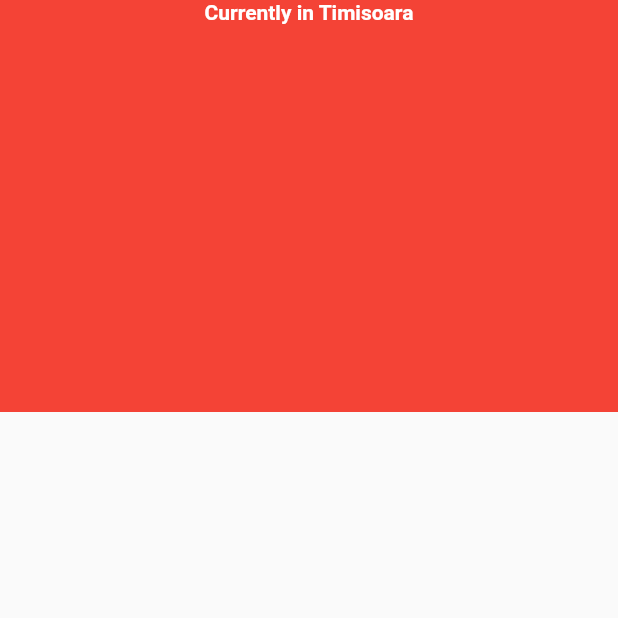
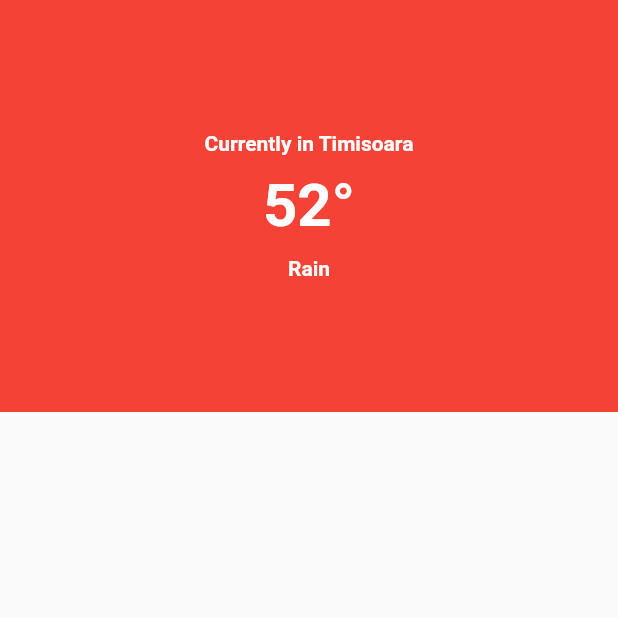
Before and after one commit to cosmin-oros/Flutter-Dart-Projects, a Flutter app: the screen it shows after launch, on a phone screen of 412 x 824 dp, the top half of it. Run offline on Flutter 3.47's test engine with Material 2 defaults, Android fonts, the phone set to English and light mode, and no system bars.

Commit message:
weather app update

```diff
--- a/weatherapp/lib/main.dart
+++ b/weatherapp/lib/main.dart
@@ -1,4 +1,7 @@
 import 'package:flutter/material.dart';
+// import 'package:font_awesome_flutter/font_awesome_flutter.dart';
+// import 'package:http/http.dart';
+// import 'dart:convert';
 
 void main () => runApp(
   MaterialApp(
@@ -25,6 +28,8 @@ class _HomeState extends State<Home>{
             width: MediaQuery.of(context).size.width,
             color: Colors.red,
             child: Column(
+              mainAxisAlignment: MainAxisAlignment.center,
+              crossAxisAlignment: CrossAxisAlignment.center,
               children: <Widget>[
                 Padding(
                   padding: EdgeInsets.only(bottom: 10.0),
@@ -36,7 +41,25 @@ class _HomeState extends State<Home>{
                       fontWeight: FontWeight.w600
                     ),
                   ),
-
+                ),
+                Text(
+                    "52\u00B0",
+                    style: TextStyle(
+                      color: Colors.white,
+                      fontSize: 40.0,
+                      fontWeight: FontWeight.w600
+                    ),
+                  ),
+                  Padding(
+                  padding: EdgeInsets.only(top: 10.0),
+                  child: Text(
+                    "Rain",
+                    style: TextStyle(
+                      color: Colors.white,
+                      fontSize: 14.0,
+                      fontWeight: FontWeight.w600
+                    ),
+                  ),
                 )
               ]
               ),
--- a/weatherapp/pubspec.yaml
+++ b/weatherapp/pubspec.yaml
@@ -29,6 +29,8 @@ environment:
 dependencies:
   flutter:
     sdk: flutter
+  font_awesome_flutter: ^8.7.0
+  http: ^0.12.0+4
 
 
   # The following adds the Cupertino Icons font to your application.
```
Also changed, not shown: weatherapp/pubspec.lock, 1 other file.
